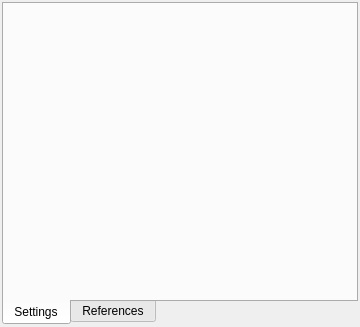
This is res/forms/DialogueWidget.ui in tedvalson/NovelTea as Qt 5 draws it before an edit. The edited form follows.
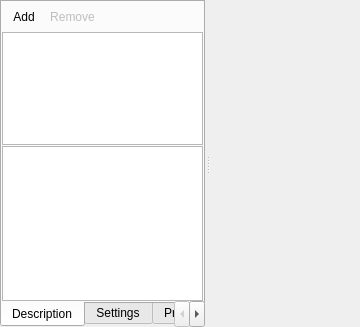
This is the edited form. Icons and pictures are not drawn. Custom widgets are drawn as their Qt base class.

Patch:
```diff
--- a/res/forms/DialogueWidget.ui
+++ b/res/forms/DialogueWidget.ui
@@ -22,72 +22,275 @@
   <property name="layoutDirection">
    <enum>Qt::LeftToRight</enum>
   </property>
-  <layout class="QVBoxLayout" name="verticalLayout">
+  <layout class="QHBoxLayout" name="horizontalLayout">
+   <property name="spacing">
+    <number>2</number>
+   </property>
    <property name="leftMargin">
-    <number>2</number>
+    <number>0</number>
    </property>
    <property name="topMargin">
-    <number>2</number>
+    <number>0</number>
    </property>
    <property name="rightMargin">
-    <number>2</number>
+    <number>0</number>
    </property>
    <property name="bottomMargin">
-    <number>2</number>
+    <number>0</number>
    </property>
    <item>
-    <widget class="QTabWidget" name="tabWidget">
-     <property name="tabPosition">
-      <enum>QTabWidget::South</enum>
+    <widget class="QSplitter" name="splitter">
+     <property name="sizePolicy">
+      <sizepolicy hsizetype="Expanding" vsizetype="Expanding">
+       <horstretch>0</horstretch>
+       <verstretch>0</verstretch>
+      </sizepolicy>
      </property>
-     <property name="currentIndex">
-      <number>0</number>
+     <property name="orientation">
+      <enum>Qt::Horizontal</enum>
      </property>
-     <widget class="QWidget" name="tabSettings">
-      <attribute name="title">
-       <string>Settings</string>
-      </attribute>
-      <layout class="QVBoxLayout" name="verticalLayout_2">
-       <property name="leftMargin">
-        <number>0</number>
-       </property>
-       <property name="topMargin">
-        <number>0</number>
-       </property>
-       <property name="rightMargin">
-        <number>0</number>
-       </property>
-       <property name="bottomMargin">
-        <number>0</number>
-       </property>
-      </layout>
+     <property name="opaqueResize">
+      <bool>false</bool>
+     </property>
+     <property name="handleWidth">
+      <number>5</number>
+     </property>
+     <property name="childrenCollapsible">
+      <bool>false</bool>
+     </property>
+     <property name="spacing" stdset="0">
+      <number>2</number>
+     </property>
+     <property name="leftMargin" stdset="0">
+      <number>2</number>
+     </property>
+     <property name="topMargin" stdset="0">
+      <number>2</number>
+     </property>
+     <property name="rightMargin" stdset="0">
+      <number>2</number>
+     </property>
+     <property name="bottomMargin" stdset="0">
+      <number>2</number>
+     </property>
+     <widget class="QTabWidget" name="tabWidget">
+      <property name="tabPosition">
+       <enum>QTabWidget::South</enum>
+      </property>
+      <property name="currentIndex">
+       <number>0</number>
+      </property>
+      <widget class="QWidget" name="tabDescription">
+       <attribute name="title">
+        <string>Description</string>
+       </attribute>
+       <layout class="QVBoxLayout" name="verticalLayout_3">
+        <property name="leftMargin">
+         <number>0</number>
+        </property>
+        <property name="topMargin">
+         <number>0</number>
+        </property>
+        <property name="rightMargin">
+         <number>0</number>
+        </property>
+        <property name="bottomMargin">
+         <number>0</number>
+        </property>
+        <item>
+         <widget class="QSplitter" name="splitterLeft">
+          <property name="sizePolicy">
+           <sizepolicy hsizetype="Expanding" vsizetype="Expanding">
+            <horstretch>0</horstretch>
+            <verstretch>0</verstretch>
+           </sizepolicy>
+          </property>
+          <property name="orientation">
+           <enum>Qt::Vertical</enum>
+          </property>
+          <property name="handleWidth">
+           <number>4</number>
+          </property>
+          <property name="childrenCollapsible">
+           <bool>false</bool>
+          </property>
+          <widget class="QWidget" name="verticalLayoutWidgetBottom">
+           <layout class="QVBoxLayout" name="verticalLayoutBottom">
+            <property name="spacing">
+             <number>1</number>
+            </property>
+            <item>
+             <widget class="QToolBar" name="toolBarEntities">
+              <property name="floatable">
+               <bool>false</bool>
+              </property>
+              <addaction name="actionAddObject"/>
+              <addaction name="actionRemoveObject"/>
+             </widget>
+            </item>
+            <item>
+             <widget class="QListWidget" name="listWidget">
+              <property name="maximumSize">
+               <size>
+                <width>16777215</width>
+                <height>150</height>
+               </size>
+              </property>
+             </widget>
+            </item>
+            <item>
+             <widget class="ScriptEdit" name="scriptEdit">
+              <property name="lineWrapMode">
+               <enum>QPlainTextEdit::NoWrap</enum>
+              </property>
+             </widget>
+            </item>
+           </layout>
+          </widget>
+         </widget>
+        </item>
+       </layout>
+      </widget>
+      <widget class="QWidget" name="tabSettings">
+       <attribute name="title">
+        <string>Settings</string>
+       </attribute>
+       <layout class="QVBoxLayout" name="verticalLayout_4">
+        <property name="spacing">
+         <number>2</number>
+        </property>
+        <property name="leftMargin">
+         <number>0</number>
+        </property>
+        <property name="topMargin">
+         <number>0</number>
+        </property>
+        <property name="rightMargin">
+         <number>0</number>
+        </property>
+        <property name="bottomMargin">
+         <number>0</number>
+        </property>
+        <item>
+         <widget class="QtTreePropertyBrowser" name="propertyBrowser" native="true">
+          <property name="sizePolicy">
+           <sizepolicy hsizetype="Expanding" vsizetype="Expanding">
+            <horstretch>0</horstretch>
+            <verstretch>0</verstretch>
+           </sizepolicy>
+          </property>
+         </widget>
+        </item>
+       </layout>
+      </widget>
+      <widget class="QWidget" name="tabProperties">
+       <attribute name="title">
+        <string>Properties</string>
+       </attribute>
+       <layout class="QVBoxLayout" name="verticalLayout">
+        <property name="leftMargin">
+         <number>0</number>
+        </property>
+        <property name="topMargin">
+         <number>0</number>
+        </property>
+        <property name="rightMargin">
+         <number>0</number>
+        </property>
+        <property name="bottomMargin">
+         <number>0</number>
+        </property>
+        <item>
+         <widget class="PropertyEditor" name="propertyEditor" native="true"/>
+        </item>
+       </layout>
+      </widget>
      </widget>
-     <widget class="QWidget" name="tabReferences">
-      <attribute name="title">
-       <string>References</string>
-      </attribute>
-      <layout class="QVBoxLayout" name="verticalLayout_4">
+     <widget class="QWidget" name="verticalLayoutWidgetRight">
+      <layout class="QVBoxLayout" name="verticalLayoutRight">
        <property name="spacing">
-        <number>2</number>
+        <number>1</number>
        </property>
-       <property name="leftMargin">
-        <number>0</number>
-       </property>
-       <property name="topMargin">
-        <number>0</number>
-       </property>
-       <property name="rightMargin">
-        <number>0</number>
-       </property>
-       <property name="bottomMargin">
-        <number>2</number>
-       </property>
+       <item>
+        <widget class="NovelTeaWidget" name="preview" native="true">
+         <property name="sizePolicy">
+          <sizepolicy hsizetype="Expanding" vsizetype="Expanding">
+           <horstretch>0</horstretch>
+           <verstretch>0</verstretch>
+          </sizepolicy>
+         </property>
+         <property name="minimumSize">
+          <size>
+           <width>150</width>
+           <height>300</height>
+          </size>
+         </property>
+        </widget>
+       </item>
       </layout>
      </widget>
     </widget>
    </item>
   </layout>
+  <action name="actionAddObject">
+   <property name="icon">
+    <iconset theme="list-add">
+     <normaloff/>
+    </iconset>
+   </property>
+   <property name="text">
+    <string>Add</string>
+   </property>
+  </action>
+  <action name="actionRemoveObject">
+   <property name="enabled">
+    <bool>false</bool>
+   </property>
+   <property name="icon">
+    <iconset theme="list-remove">
+     <normaloff/>
+    </iconset>
+   </property>
+   <property name="text">
+    <string>Remove</string>
+   </property>
+  </action>
+  <action name="actionView_Edit">
+   <property name="icon">
+    <iconset theme="edit-find">
+     <normaloff/>
+    </iconset>
+   </property>
+   <property name="text">
+    <string>View / Edit</string>
+   </property>
+  </action>
  </widget>
+ <customwidgets>
+  <customwidget>
+   <class>NovelTeaWidget</class>
+   <extends>QWidget</extends>
+   <header>Widgets/NovelTeaWidget.hpp</header>
+   <container>1</container>
+  </customwidget>
+  <customwidget>
+   <class>ScriptEdit</class>
+   <extends>QPlainTextEdit</extends>
+   <header>Widgets/ScriptEdit.hpp</header>
+  </customwidget>
+  <customwidget>
+   <class>PropertyEditor</class>
+   <extends>QWidget</extends>
+   <header>Widgets/PropertyEditor.hpp</header>
+   <container>1</container>
+  </customwidget>
+  <customwidget>
+   <class>QtTreePropertyBrowser</class>
+   <extends>QWidget</extends>
+   <header>Widgets/QtPropertyBrowser/qttreepropertybrowser.h</header>
+   <container>1</container>
+  </customwidget>
+ </customwidgets>
  <resources/>
  <connections/>
 </ui>
```
